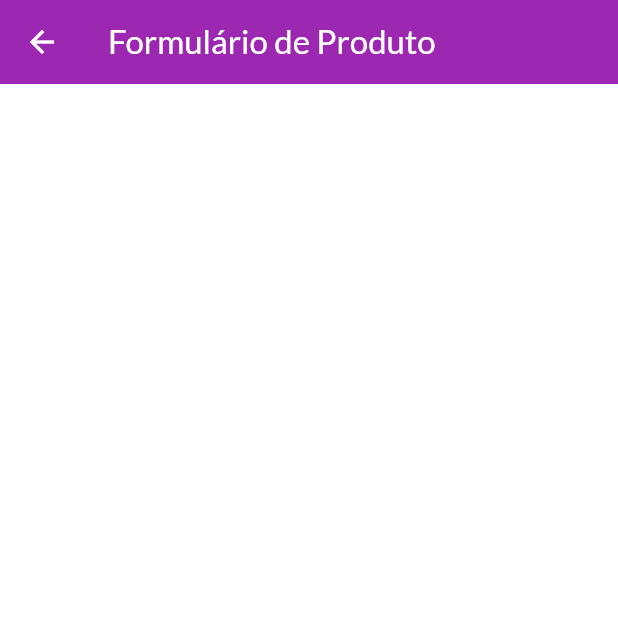
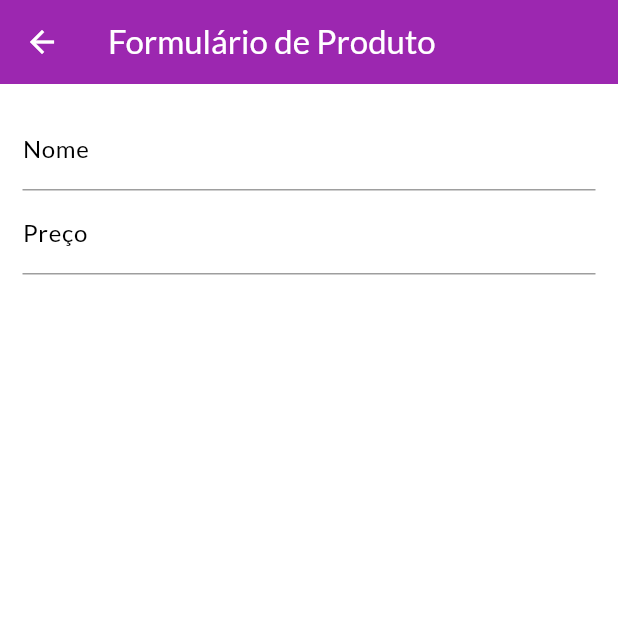
Before and after one commit to luisgs7/shop, a Flutter app: the ProductFormPage screen opened by its route, on a phone screen of 412 x 824 dp, the top half of it. Run offline on Flutter 3.47's test engine with Material 3 defaults, Android fonts, the phone set to English and light mode, and no system bars; network calls fail.

Commit message:
aula 256

```diff
--- a/lib/pages/product_form_page.dart
+++ b/lib/pages/product_form_page.dart
@@ -8,6 +8,8 @@ class ProductFormPage extends StatefulWidget {
 }
 
 class _ProductFormPageState extends State<ProductFormPage> {
+  final priceFocus = FocusNode();
+
   @override
   Widget build(BuildContext context) {
     return Scaffold(
@@ -16,6 +18,31 @@ class _ProductFormPageState extends State<ProductFormPage> {
         backgroundColor: Theme.of(context).colorScheme.primary,
         foregroundColor: Colors.white,
       ),
+      body: Padding(padding: const EdgeInsets.all(15.0), child: Form(
+        child: ListView(
+          children: [
+            TextFormField(
+              decoration: InputDecoration(labelText: 'Nome',
+              enabledBorder: UnderlineInputBorder(
+                borderSide: BorderSide(color: Colors.grey),
+              )),
+              textInputAction: TextInputAction.next,
+              onFieldSubmitted: (_) {
+                FocusScope.of(context).requestFocus(priceFocus);
+              }
+            ),
+            TextFormField(
+              decoration: InputDecoration(labelText: 'Preço',
+              enabledBorder: UnderlineInputBorder(
+                borderSide: BorderSide(color: Colors.grey),
+              )),
+              focusNode: priceFocus,
+              keyboardType: TextInputType.numberWithOptions(decimal: true),
+              textInputAction: TextInputAction.next,
+            )
+          ],
+        ),
+      ),)
     );
   }
 }
```
